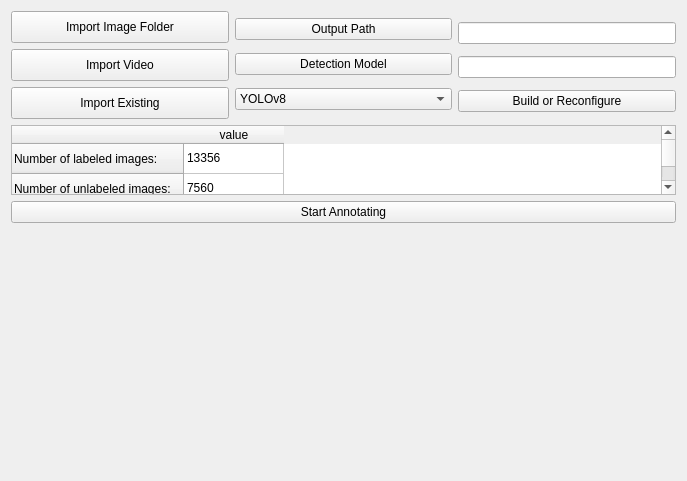
The window that UIDesignerFiles/settingsWidget.ui (jeremiahgivens/OpenImageAnnotater) describes before a commit, drawn with Qt 5.
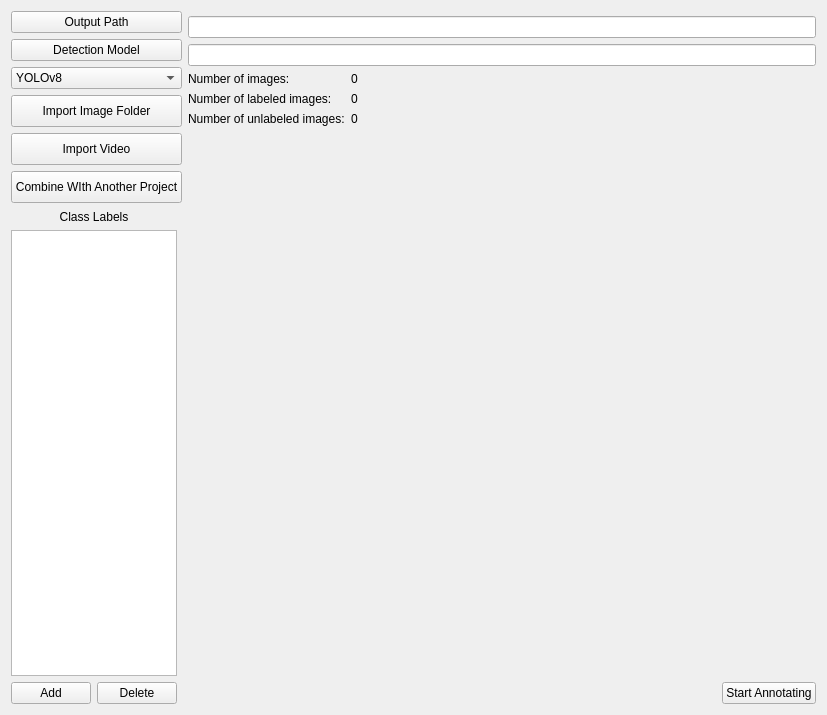
The same window after the commit.

Commit message: Continued working on MainWindow and Setup GUIs.

Patch:
```diff
--- a/UIDesignerFiles/settingsWidget.ui
+++ b/UIDesignerFiles/settingsWidget.ui
@@ -6,83 +6,16 @@
    <rect>
     <x>0</x>
     <y>0</y>
-    <width>687</width>
-    <height>481</height>
+    <width>827</width>
+    <height>715</height>
    </rect>
   </property>
   <property name="windowTitle">
    <string>Form</string>
   </property>
-  <layout class="QVBoxLayout" name="verticalLayout_3" stretch="1,1,0,20">
+  <layout class="QVBoxLayout" name="verticalLayout_7" stretch="1,20">
    <item>
-    <layout class="QHBoxLayout" name="horizontalLayout">
-     <item>
-      <layout class="QVBoxLayout" name="verticalLayout">
-       <item>
-        <widget class="QPushButton" name="importImageFolder">
-         <property name="sizePolicy">
-          <sizepolicy hsizetype="Expanding" vsizetype="Fixed">
-           <horstretch>0</horstretch>
-           <verstretch>0</verstretch>
-          </sizepolicy>
-         </property>
-         <property name="minimumSize">
-          <size>
-           <width>0</width>
-           <height>32</height>
-          </size>
-         </property>
-         <property name="baseSize">
-          <size>
-           <width>0</width>
-           <height>0</height>
-          </size>
-         </property>
-         <property name="text">
-          <string>Import Image Folder</string>
-         </property>
-        </widget>
-       </item>
-       <item>
-        <widget class="QPushButton" name="importVideo">
-         <property name="sizePolicy">
-          <sizepolicy hsizetype="Expanding" vsizetype="Fixed">
-           <horstretch>0</horstretch>
-           <verstretch>0</verstretch>
-          </sizepolicy>
-         </property>
-         <property name="minimumSize">
-          <size>
-           <width>0</width>
-           <height>32</height>
-          </size>
-         </property>
-         <property name="text">
-          <string>Import Video</string>
-         </property>
-        </widget>
-       </item>
-       <item>
-        <widget class="QPushButton" name="importExisting">
-         <property name="sizePolicy">
-          <sizepolicy hsizetype="Expanding" vsizetype="Fixed">
-           <horstretch>0</horstretch>
-           <verstretch>0</verstretch>
-          </sizepolicy>
-         </property>
-         <property name="minimumSize">
-          <size>
-           <width>0</width>
-           <height>32</height>
-          </size>
-         </property>
-         <property name="text">
-          <string>Import Existing</string>
-         </property>
-        </widget>
-       </item>
-      </layout>
-     </item>
+    <layout class="QHBoxLayout" name="horizontalLayout" stretch="1,20">
      <item>
       <layout class="QVBoxLayout" name="verticalLayout_2">
        <property name="topMargin">
@@ -137,6 +70,82 @@
          </item>
         </widget>
        </item>
+       <item>
+        <widget class="QPushButton" name="importImageFolder">
+         <property name="sizePolicy">
+          <sizepolicy hsizetype="Expanding" vsizetype="Fixed">
+           <horstretch>0</horstretch>
+           <verstretch>0</verstretch>
+          </sizepolicy>
+         </property>
+         <property name="minimumSize">
+          <size>
+           <width>0</width>
+           <height>32</height>
+          </size>
+         </property>
+         <property name="baseSize">
+          <size>
+           <width>0</width>
+           <height>0</height>
+          </size>
+         </property>
+         <property name="text">
+          <string>Import Image Folder</string>
+         </property>
+        </widget>
+       </item>
+       <item>
+        <widget class="QPushButton" name="importVideo">
+         <property name="sizePolicy">
+          <sizepolicy hsizetype="Expanding" vsizetype="Fixed">
+           <horstretch>0</horstretch>
+           <verstretch>0</verstretch>
+          </sizepolicy>
+         </property>
+         <property name="minimumSize">
+          <size>
+           <width>0</width>
+           <height>32</height>
+          </size>
+         </property>
+         <property name="text">
+          <string>Import Video</string>
+         </property>
+        </widget>
+       </item>
+       <item>
+        <widget class="QPushButton" name="importExisting">
+         <property name="sizePolicy">
+          <sizepolicy hsizetype="Expanding" vsizetype="Fixed">
+           <horstretch>0</horstretch>
+           <verstretch>0</verstretch>
+          </sizepolicy>
+         </property>
+         <property name="minimumSize">
+          <size>
+           <width>0</width>
+           <height>32</height>
+          </size>
+         </property>
+         <property name="text">
+          <string>Combine WIth Another Project</string>
+         </property>
+        </widget>
+       </item>
+       <item>
+        <spacer name="verticalSpacer_4">
+         <property name="orientation">
+          <enum>Qt::Vertical</enum>
+         </property>
+         <property name="sizeHint" stdset="0">
+          <size>
+           <width>20</width>
+           <height>40</height>
+          </size>
+         </property>
+        </spacer>
+       </item>
       </layout>
      </item>
      <item>
@@ -165,15 +174,167 @@
         </widget>
        </item>
        <item>
-        <widget class="QPushButton" name="pushButton">
+        <layout class="QHBoxLayout" name="horizontalLayout_4" stretch="1,20">
+         <item>
+          <layout class="QVBoxLayout" name="verticalLayout">
+           <item>
+            <widget class="QLabel" name="label">
+             <property name="text">
+              <string>Number of images:</string>
+             </property>
+            </widget>
+           </item>
+           <item>
+            <widget class="QLabel" name="label_3">
+             <property name="text">
+              <string>Number of labeled images:</string>
+             </property>
+            </widget>
+           </item>
+           <item>
+            <widget class="QLabel" name="label_6">
+             <property name="text">
+              <string>Number of unlabeled images:</string>
+             </property>
+            </widget>
+           </item>
+          </layout>
+         </item>
+         <item>
+          <layout class="QVBoxLayout" name="verticalLayout_6">
+           <item>
+            <widget class="QLabel" name="label_7">
+             <property name="text">
+              <string>0</string>
+             </property>
+            </widget>
+           </item>
+           <item>
+            <widget class="QLabel" name="label_8">
+             <property name="text">
+              <string>0</string>
+             </property>
+            </widget>
+           </item>
+           <item>
+            <widget class="QLabel" name="label_9">
+             <property name="text">
+              <string>0</string>
+             </property>
+            </widget>
+           </item>
+          </layout>
+         </item>
+        </layout>
+       </item>
+       <item>
+        <spacer name="verticalSpacer_3">
+         <property name="orientation">
+          <enum>Qt::Vertical</enum>
+         </property>
+         <property name="sizeHint" stdset="0">
+          <size>
+           <width>20</width>
+           <height>40</height>
+          </size>
+         </property>
+        </spacer>
+       </item>
+      </layout>
+     </item>
+    </layout>
+   </item>
+   <item>
+    <layout class="QHBoxLayout" name="horizontalLayout_2" stretch="1,20,0">
+     <item>
+      <layout class="QVBoxLayout" name="verticalLayout_3" stretch="1,30,1">
+       <item>
+        <widget class="QLabel" name="label_2">
+         <property name="text">
+          <string>Class Labels</string>
+         </property>
+         <property name="alignment">
+          <set>Qt::AlignCenter</set>
+         </property>
+        </widget>
+       </item>
+       <item>
+        <widget class="QListWidget" name="classList">
          <property name="sizePolicy">
-          <sizepolicy hsizetype="Expanding" vsizetype="Fixed">
+          <sizepolicy hsizetype="Preferred" vsizetype="Expanding">
            <horstretch>0</horstretch>
            <verstretch>0</verstretch>
           </sizepolicy>
          </property>
+        </widget>
+       </item>
+       <item>
+        <layout class="QHBoxLayout" name="horizontalLayout_3">
+         <property name="topMargin">
+          <number>0</number>
+         </property>
+         <item>
+          <widget class="QPushButton" name="addClass">
+           <property name="sizePolicy">
+            <sizepolicy hsizetype="Preferred" vsizetype="Fixed">
+             <horstretch>0</horstretch>
+             <verstretch>0</verstretch>
+            </sizepolicy>
+           </property>
+           <property name="text">
+            <string>Add</string>
+           </property>
+          </widget>
+         </item>
+         <item>
+          <widget class="QPushButton" name="deleteClass">
+           <property name="sizePolicy">
+            <sizepolicy hsizetype="Preferred" vsizetype="Fixed">
+             <horstretch>0</horstretch>
+             <verstretch>0</verstretch>
+            </sizepolicy>
+           </property>
+           <property name="text">
+            <string>Delete</string>
+           </property>
+          </widget>
+         </item>
+        </layout>
+       </item>
+      </layout>
+     </item>
+     <item>
+      <spacer name="horizontalSpacer">
+       <property name="orientation">
+        <enum>Qt::Horizontal</enum>
+       </property>
+       <property name="sizeHint" stdset="0">
+        <size>
+         <width>40</width>
+         <height>20</height>
+        </size>
+       </property>
+      </spacer>
+     </item>
+     <item>
+      <layout class="QVBoxLayout" name="verticalLayout_5">
+       <item>
+        <spacer name="verticalSpacer">
+         <property name="orientation">
+          <enum>Qt::Vertical</enum>
+         </property>
+         <property name="sizeHint" stdset="0">
+          <size>
+           <width>20</width>
+           <height>40</height>
+          </size>
+         </property>
+        </spacer>
+       </item>
+       <item>
+        <widget class="QPushButton" name="startAnnotating">
          <property name="text">
-          <string>Build or Reconfigure</string>
+          <string>Start Annotating</string>
          </property>
         </widget>
        </item>
@@ -181,61 +342,6 @@
      </item>
     </layout>
    </item>
-   <item>
-    <widget class="QTableWidget" name="tableWidget">
-     <property name="sizePolicy">
-      <sizepolicy hsizetype="Expanding" vsizetype="Preferred">
-       <horstretch>0</horstretch>
-       <verstretch>0</verstretch>
-      </sizepolicy>
-     </property>
-     <row>
-      <property name="text">
-       <string>Number of labeled images:</string>
-      </property>
-     </row>
-     <row>
-      <property name="text">
-       <string>Number of unlabeled images:</string>
-      </property>
-     </row>
-     <column>
-      <property name="text">
-       <string>value</string>
-      </property>
-     </column>
-     <item row="0" column="0">
-      <property name="text">
-       <string>13356</string>
-      </property>
-     </item>
-     <item row="1" column="0">
-      <property name="text">
-       <string>7560</string>
-      </property>
-     </item>
-    </widget>
-   </item>
-   <item>
-    <widget class="QPushButton" name="pushButton_2">
-     <property name="text">
-      <string>Start Annotating</string>
-     </property>
-    </widget>
-   </item>
-   <item>
-    <spacer name="verticalSpacer">
-     <property name="orientation">
-      <enum>Qt::Vertical</enum>
-     </property>
-     <property name="sizeHint" stdset="0">
-      <size>
-       <width>20</width>
-       <height>40</height>
-      </size>
-     </property>
-    </spacer>
-   </item>
   </layout>
  </widget>
  <resources/>
```
Left out of the diff: 2 changed lines with no effect on the pictures. The commit also changes 4 other files.
